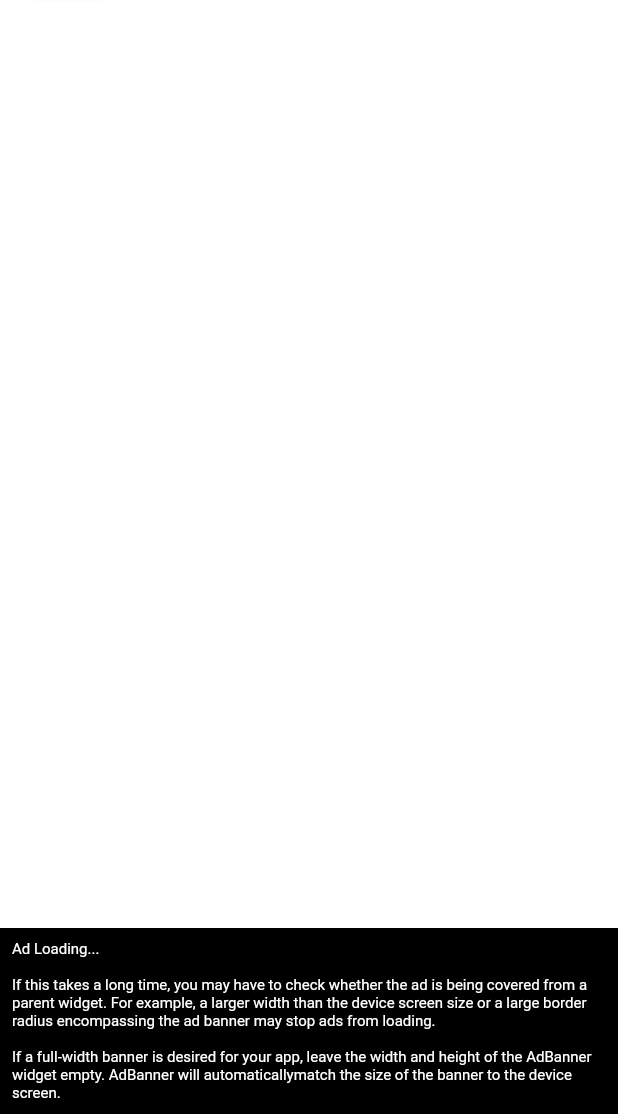
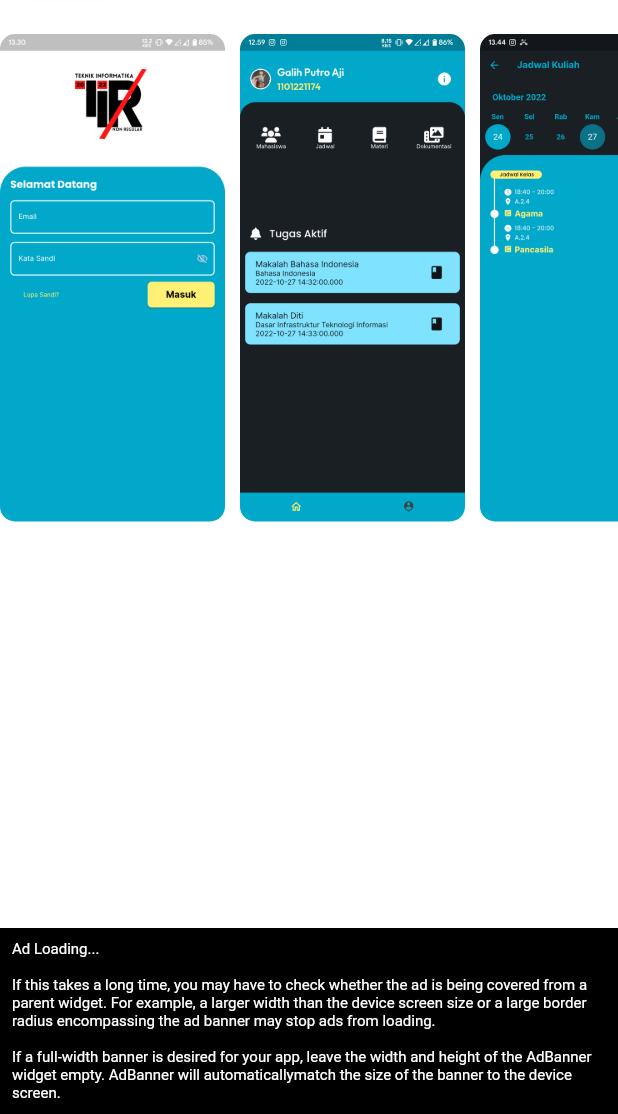
Before and after one commit to tinr22/tinr-app, a Flutter app: the screen it shows after launch, on a phone screen of 412 x 824 dp, the part 122-1236 px from its top. Run offline on Flutter 3.47's test engine with Material 2 defaults, Android fonts, the phone set to English and light mode, and no system bars; drawn by our look-alikes of auto_size_text; our stand-ins replace built_collection, built_value, cloud_firestore, firebase_core, font_awesome_flutter, from_css_color and 6 more; missing offline and left inert: json_path; accounts and stored records are empty; network calls fail.

Commit message:
Updating to latest FlutterFlow output.

```diff
--- a/lib/flutter_flow/flutter_flow_util.dart
+++ b/lib/flutter_flow/flutter_flow_util.dart
@@ -15,6 +15,7 @@ import 'lat_lng.dart';
 
 export 'lat_lng.dart';
 export 'place.dart';
+export '../app_state.dart';
 export 'dart:math' show min, max;
 export 'dart:convert' show jsonEncode, jsonDecode;
 export 'package:intl/intl.dart';
--- a/lib/home/home_widget.dart
+++ b/lib/home/home_widget.dart
@@ -1,4 +1,3 @@
-import '../backend/backend.dart';
 import '../flutter_flow/flutter_flow_ad_banner.dart';
 import '../flutter_flow/flutter_flow_theme.dart';
 import '../flutter_flow/flutter_flow_util.dart';
@@ -145,45 +144,85 @@ class _HomeWidgetState extends State<HomeWidget> {
                     ),
                     Padding(
                       padding: EdgeInsetsDirectional.fromSTEB(0, 12, 0, 0),
-                      child: StreamBuilder<List<ScreenshootRecord>>(
-                        stream: queryScreenshootRecord(),
-                        builder: (context, snapshot) {
-                          // Customize what your widget looks like when it's loading.
-                          if (!snapshot.hasData) {
-                            return Center(
-                              child: SizedBox(
-                                width: 50,
-                                height: 50,
-                                child: CircularProgressIndicator(
-                                  color:
-                                      FlutterFlowTheme.of(context).primaryColor,
+                      child: SingleChildScrollView(
+                        scrollDirection: Axis.horizontal,
+                        child: Row(
+                          mainAxisSize: MainAxisSize.max,
+                          children: [
+                            Padding(
+                              padding:
+                                  EdgeInsetsDirectional.fromSTEB(0, 0, 10, 0),
+                              child: ClipRRect(
+                                borderRadius: BorderRadius.circular(10),
+                                child: Image.asset(
+                                  'assets/images/auth.png',
+                                  width: 150,
+                                  fit: BoxFit.contain,
                                 ),
                               ),
-                            );
-                          }
-                          List<ScreenshootRecord> rowScreenshootRecordList =
-                              snapshot.data!;
-                          return Row(
-                            mainAxisSize: MainAxisSize.max,
-                            children: List.generate(
-                                rowScreenshootRecordList.length, (rowIndex) {
-                              final rowScreenshootRecord =
-                                  rowScreenshootRecordList[rowIndex];
-                              return Padding(
-                                padding: EdgeInsetsDirectional.fromSTEB(
-                                    10, 10, 10, 10),
-                                child: ClipRRect(
-                                  borderRadius: BorderRadius.circular(10),
-                                  child: Image.network(
-                                    rowScreenshootRecord.ss!,
-                                    width: 150,
-                                    fit: BoxFit.fitHeight,
-                                  ),
+                            ),
+                            Padding(
+                              padding:
+                                  EdgeInsetsDirectional.fromSTEB(0, 0, 10, 0),
+                              child: ClipRRect(
+                                borderRadius: BorderRadius.circular(10),
+                                child: Image.asset(
+                                  'assets/images/home.png',
+                                  width: 150,
+                                  fit: BoxFit.contain,
                                 ),
-                              );
-                            }),
-                          );
-                        },
+                              ),
+                            ),
+                            Padding(
+                              padding:
+                                  EdgeInsetsDirectional.fromSTEB(0, 0, 10, 0),
+                              child: ClipRRect(
+                                borderRadius: BorderRadius.circular(10),
+                                child: Image.asset(
+                                  'assets/images/jadwal.png',
+                                  width: 150,
+                                  fit: BoxFit.contain,
+                                ),
+                              ),
+                            ),
+                            Padding(
+                              padding:
+                                  EdgeInsetsDirectional.fromSTEB(0, 0, 10, 0),
+                              child: ClipRRect(
+                                borderRadius: BorderRadius.circular(10),
+                                child: Image.asset(
+                                  'assets/images/mhslist.png',
+                                  width: 150,
+                                  fit: BoxFit.contain,
+                                ),
+                              ),
+                            ),
+                            Padding(
+                              padding:
+                                  EdgeInsetsDirectional.fromSTEB(0, 0, 10, 0),
+                              child: ClipRRect(
+                                borderRadius: BorderRadius.circular(10),
+                                child: Image.asset(
+                                  'assets/images/profileset.png',
+                                  width: 150,
+                                  fit: BoxFit.contain,
+                                ),
+                              ),
+                            ),
+                            Padding(
+                              padding:
+                                  EdgeInsetsDirectional.fromSTEB(0, 0, 10, 0),
+                              child: ClipRRect(
+                                borderRadius: BorderRadius.circular(10),
+                                child: Image.asset(
+                                  'assets/images/mklist.png',
+                                  width: 150,
+                                  fit: BoxFit.contain,
+                                ),
+                              ),
+                            ),
+                          ],
+                        ),
                       ),
                     ),
                   ],
--- a/lib/main.dart
+++ b/lib/main.dart
@@ -13,6 +13,8 @@ void main() async {
   WidgetsFlutterBinding.ensureInitialized();
   await Firebase.initializeApp();
   await FlutterFlowTheme.initialize();
+
+  FFAppState(); // Initialize FFAppState
 
   runApp(MyApp());
 }
```
Also changed, not shown: lib/app_state.dart (added, +38 -0 lines), assets/images/auth.png (added), assets/images/home.png (added), assets/images/jadwal.png (added), assets/images/mhslist.png (added), assets/images/mklist.png (added), assets/images/profileset.png (added).
